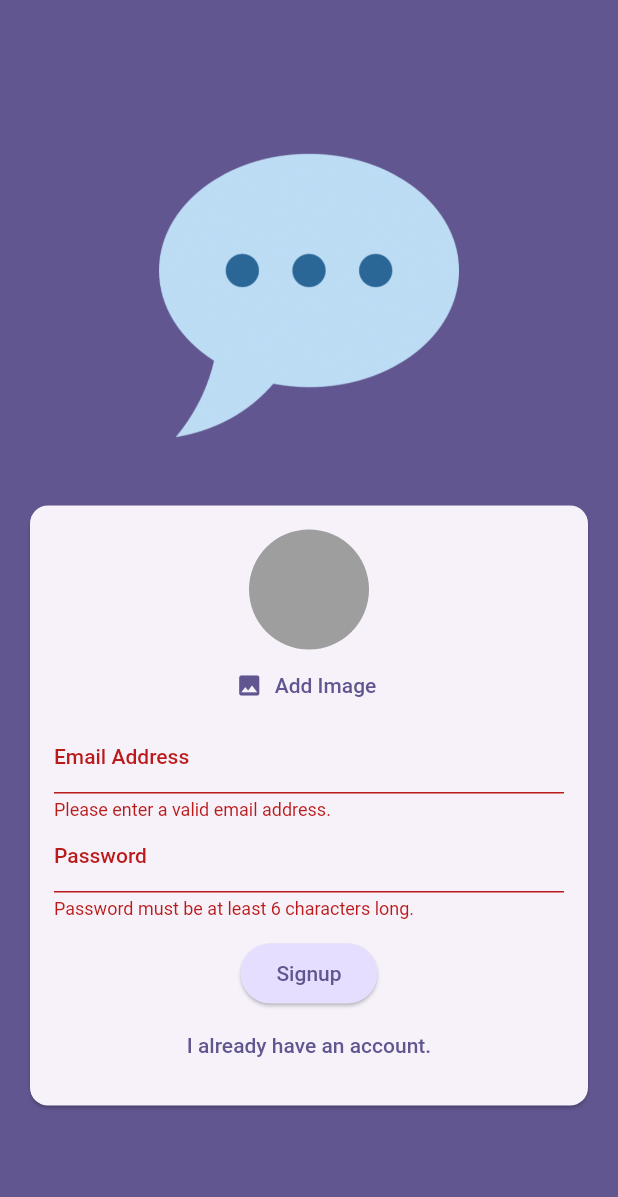
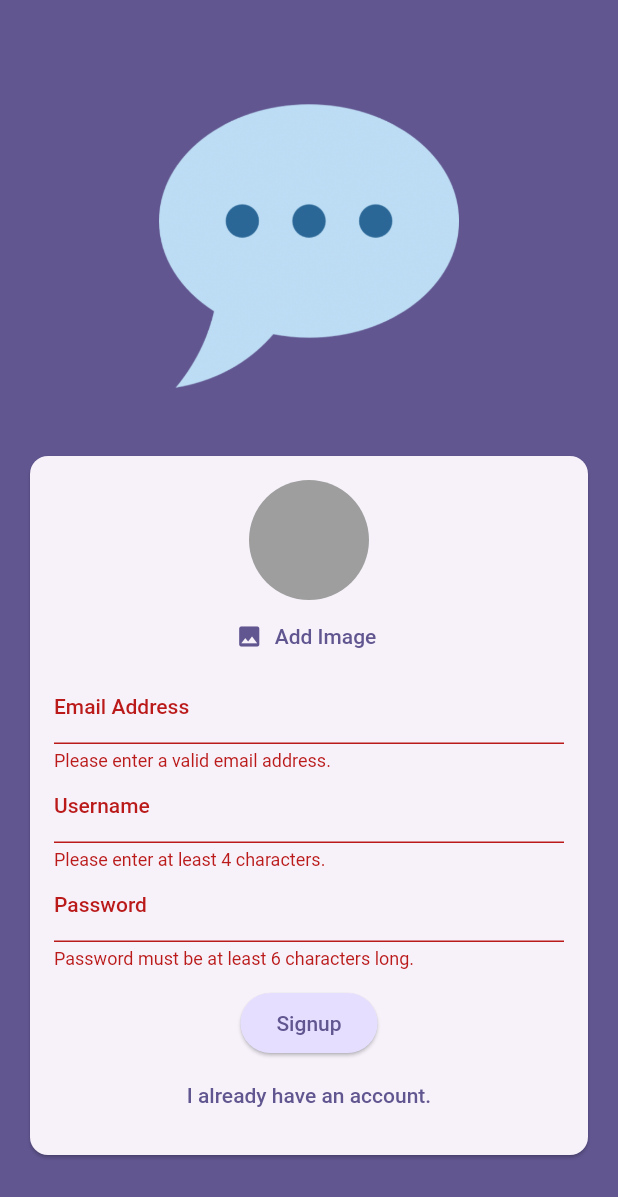
Before and after one commit to mirandaftiago/flutter_chat_app, a Flutter app: the screen it shows after launch, after a tap on "Login", after a tap on "Create an account", after a tap on "Signup", on a phone screen of 412 x 824 dp. Shown: the top 1197 px of the screen. Run offline on Flutter 3.47's test engine with Material 2 defaults, Android fonts, the phone set to English and light mode, and no system bars; our stand-ins replace cloud_firestore, firebase_auth, firebase_core, firebase_storage, image_picker; accounts and stored records are empty.

Commit message:
sending data to Firestore logic and persisting a username

```diff
--- a/lib/screens/auth.dart
+++ b/lib/screens/auth.dart
@@ -1,4 +1,5 @@
 import 'dart:io';
+import 'package:cloud_firestore/cloud_firestore.dart';
 import 'package:flutter/material.dart';
 
 import 'package:chat_app/widgets/user_image_picker.dart';
@@ -22,6 +23,7 @@ class _AuthScreenState extends State<AuthScreen> {
   var _isLogin = true;
   var _enteredEmail = '';
   var _enteredPassword = '';
+  var _enteredUsername = '';
   File? _selectedImage;
   var _isAuthenticating = false;
 
@@ -54,7 +56,16 @@ class _AuthScreenState extends State<AuthScreen> {
 
         await storageRef.putFile(_selectedImage!);
         final imageUrl = await storageRef.getDownloadURL();
-        print(imageUrl);
+
+        //Store user data on FireStore
+        await FirebaseFirestore.instance
+            .collection('users')
+            .doc(userCredentials.user!.uid)
+            .set({
+          'username': _enteredUsername,
+          'email': _enteredEmail,
+          'image_url': imageUrl,
+        });
       }
     } on FirebaseAuthException catch (error) {
       if (error.code == 'email-already-in-use') {}
@@ -124,6 +135,23 @@ class _AuthScreenState extends State<AuthScreen> {
                               _enteredEmail = value!;
                             },
                           ),
+                          if (!_isLogin)
+                            TextFormField(
+                              decoration:
+                                  const InputDecoration(labelText: 'Username'),
+                              enableSuggestions: false,
+                              validator: (value) {
+                                if (value == null ||
+                                    value.isEmpty ||
+                                    value.trim().length < 4) {
+                                  return 'Please enter at least 4 characters.';
+                                }
+                                return null;
+                              },
+                              onSaved: (value) {
+                                _enteredUsername = value!;
+                              },
+                            ),
                           TextFormField(
                             decoration: const InputDecoration(
                               labelText: 'Password',
--- a/pubspec.yaml
+++ b/pubspec.yaml
@@ -39,6 +39,7 @@ dependencies:
   firebase_auth: ^4.10.1
   firebase_storage: ^11.2.8
   image_picker: ^1.0.4
+  cloud_firestore: ^4.10.0
 
 dev_dependencies:
   flutter_test:
```
Also changed, not shown: pubspec.lock, 4 other files.
